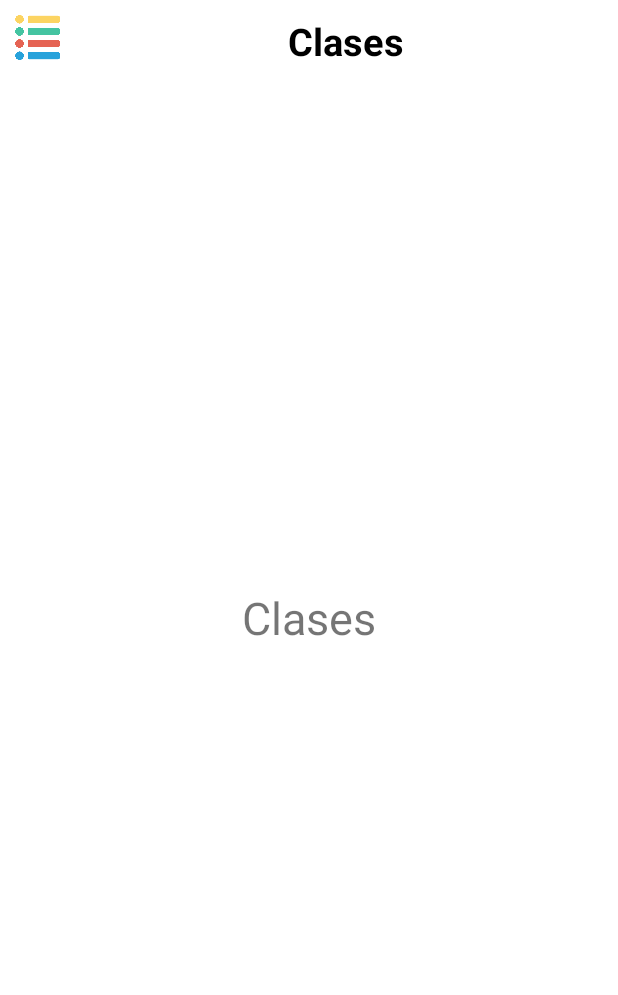
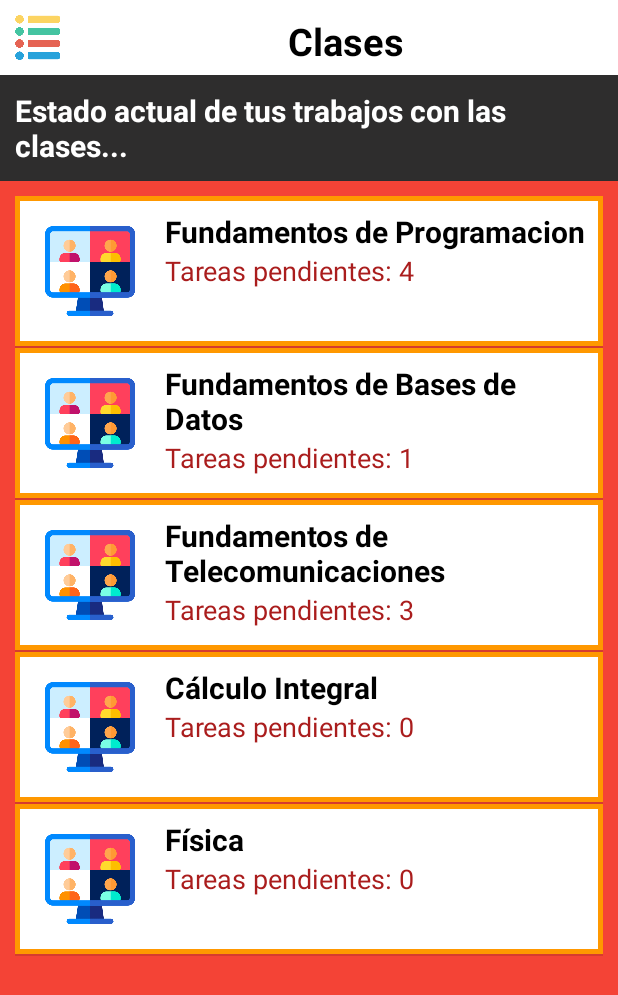
Before and after one commit to AbrahamLCodes/EstudioADistancia, an Android app: the screen it shows after launch (MainActivity), after a tap on "Clases", on a phone screen of 412 x 824 dp. Shown: the top 995 px of the screen. Run offline under Robolectric (Android 15) with nearby library versions, the phone set to English and light mode, and no system bars; 3 other taps on this screen came first.

Commit message:
Lista para Clases implementado

```diff
--- /dev/null
+++ b/app/src/main/java/android/apps/estudioadistancia/adapters/ClaseAdapter.java
@@ -0,0 +1,48 @@
+package android.apps.estudioadistancia.adapters;
+
+import android.app.Activity;
+import android.apps.estudioadistancia.R;
+import android.apps.estudioadistancia.modeldata.Clase;
+import android.content.Context;
+import android.view.View;
+import android.view.ViewGroup;
+import android.widget.ArrayAdapter;
+import android.widget.TextView;
+
+import androidx.annotation.NonNull;
+import androidx.annotation.Nullable;
+
+public class ClaseAdapter extends ArrayAdapter<Clase> {
+
+    private Clase[] objects;
+    private Context context;
+    private int resource;
+
+    public ClaseAdapter(@NonNull Context context, int resource, @NonNull Clase[] objects) {
+        super(context, resource, objects);
+
+        this.objects = objects;
+        this.context = context;
+        this.resource = resource;
+    }
+
+    @NonNull
+    @Override
+    public View getView(int position, @Nullable View convertView, @NonNull ViewGroup parent) {
+        if (convertView == null) {//Primera vez que se ejecuta la aplicación
+            convertView = ((Activity) context).getLayoutInflater().inflate(resource, parent, false);
+        }
+
+        //Declarando componentes
+        TextView nombre;
+        TextView tareas;
+
+        //Recuperando componentes
+        nombre = convertView.findViewById(R.id.titulo);
+        tareas = convertView.findViewById(R.id.tareas);
+
+        nombre.setText(objects[position].getNombre());
+        tareas.setText(tareas.getText().toString() + objects[position].getTareas());
+        return convertView;
+    }
+}
--- a/app/src/main/java/android/apps/estudioadistancia/fragments/ClasesFragment.java
+++ b/app/src/main/java/android/apps/estudioadistancia/fragments/ClasesFragment.java
@@ -1,5 +1,7 @@
 package android.apps.estudioadistancia.fragments;
 
+import android.apps.estudioadistancia.adapters.ClaseAdapter;
+import android.apps.estudioadistancia.modeldata.Clase;
 import android.os.Bundle;
 
 import androidx.annotation.NonNull;
@@ -11,9 +13,21 @@ import android.view.View;
 import android.view.ViewGroup;
 
 import android.apps.estudioadistancia.R;
+import android.widget.AdapterView;
+import android.widget.ListView;
+import android.widget.Toast;
 
 
-public class ClasesFragment extends Fragment {
+public class ClasesFragment extends Fragment implements AdapterView.OnItemClickListener {
+
+    private ListView lista;
+    private Clase[] clases = {
+            new Clase("Fundamentos de Programacion","4"),
+            new Clase("Fundamentos de Bases de Datos","1"),
+            new Clase("Fundamentos de Telecomunicaciones","3"),
+            new Clase("Cálculo Integral","0"),
+            new Clase("Física","0"),
+    };
 
     @Override
     public View onCreateView(LayoutInflater inflater, ViewGroup container,
@@ -25,5 +39,21 @@ public class ClasesFragment extends Fragment {
     @Override
     public void onViewCreated(@NonNull View view, @Nullable Bundle savedInstanceState) {
         super.onViewCreated(view, savedInstanceState);
+        initComponents(view);
+    }
+
+    @Override
+    public void onItemClick(AdapterView<?> adapterView, View view, int i, long l) {
+        Toast.makeText(getContext(), ""+i, Toast.LENGTH_SHORT).show();
+    }
+
+    private void initComponents(View v){
+        lista = v.findViewById(R.id.lista);
+        lista.setAdapter(new ClaseAdapter(
+                getContext(),
+                R.layout.adapter_clases,
+                clases
+        ));
+        lista.setOnItemClickListener(this);
     }
 }
--- a/app/src/main/java/android/apps/estudioadistancia/fragments/PendienteFragment.java
+++ b/app/src/main/java/android/apps/estudioadistancia/fragments/PendienteFragment.java
@@ -53,6 +53,11 @@ public class PendienteFragment extends Fragment implements AdapterView.OnItemCli
         initComponents(view);
     }
 
+    @Override
+    public void onItemClick(AdapterView<?> adapterView, View view, int i, long l) {
+        Toast.makeText(getContext(), ""+i, Toast.LENGTH_SHORT).show();
+    }
+
     private void initComponents(View v) {
         lista = v.findViewById(R.id.lista);
         lista.setAdapter(new PendienteAdapter(
@@ -62,9 +67,4 @@ public class PendienteFragment extends Fragment implements AdapterView.OnItemCli
         ));
         lista.setOnItemClickListener(this);
     }
-
-    @Override
-    public void onItemClick(AdapterView<?> adapterView, View view, int i, long l) {
-        Toast.makeText(getContext(), ""+i, Toast.LENGTH_SHORT).show();
-    }
 }
--- /dev/null
+++ b/app/src/main/java/android/apps/estudioadistancia/modeldata/Clase.java
@@ -0,0 +1,27 @@
+package android.apps.estudioadistancia.modeldata;
+
+public class Clase {
+
+    private String nombre, tareas;
+
+    public Clase(String nombre, String tareas) {
+        this.nombre = nombre;
+        this.tareas = tareas;
+    }
+
+    public String getNombre() {
+        return nombre;
+    }
+
+    public void setNombre(String nombre) {
+        this.nombre = nombre;
+    }
+
+    public String getTareas() {
+        return tareas;
+    }
+
+    public void setTareas(String tareas) {
+        this.tareas = tareas;
+    }
+}
--- /dev/null
+++ b/app/src/main/res/layout/adapter_clases.xml
@@ -0,0 +1,41 @@
+<?xml version="1.0" encoding="utf-8"?>
+<LinearLayout
+    xmlns:android="http://schemas.android.com/apk/res/android"
+    android:layout_width="match_parent"
+    android:layout_height="wrap_content"
+    android:orientation="horizontal"
+    android:background="@layout/shape_pendientes"
+    android:padding="10dp">
+
+    <ImageView
+        android:src="@drawable/videoconference"
+        android:layout_width="80dp"
+        android:layout_height="80dp"
+        android:padding="10dp"/>
+
+    <LinearLayout
+        android:layout_width="match_parent"
+        android:layout_height="wrap_content"
+        android:orientation="vertical">
+
+        <TextView
+            android:id="@+id/titulo"
+            android:text="Nombre de la clase"
+            android:textStyle="bold"
+            android:textColor="#000"
+            android:textSize="20sp"
+            android:layout_marginLeft="10dp"
+            android:layout_width="wrap_content"
+            android:layout_height="wrap_content"/>
+
+        <TextView
+            android:id="@+id/tareas"
+            android:text="Tareas pendientes: "
+            android:textColor="#AA1D1D"
+            android:textSize="18sp"
+            android:layout_marginLeft="10dp"
+            android:layout_width="wrap_content"
+            android:layout_height="wrap_content"/>
+
+    </LinearLayout>
+</LinearLayout>
--- a/app/src/main/res/layout/fragment_clases.xml
+++ b/app/src/main/res/layout/fragment_clases.xml
@@ -4,12 +4,23 @@
     android:layout_width="match_parent"
     android:layout_height="match_parent"
     android:orientation="vertical"
+    android:background="#F44336"
+    android:layout_marginTop="50dp"
     tools:context=".fragments.ClasesFragment">
 
     <TextView
+        android:text="Estado actual de tus trabajos con las clases..."
+        android:textColor="#fff"
+        android:textStyle="bold"
+        android:textSize="20sp"
+        android:padding="10dp"
+        android:background="#2E2D2D"
         android:layout_width="match_parent"
-        android:layout_height="match_parent"
-        android:gravity="center"
-        android:text="Clases"
-        android:textSize="30sp" />
+        android:layout_height="wrap_content"/>
+
+    <ListView
+        android:id="@+id/lista"
+        android:padding="10dp"
+        android:layout_width="match_parent"
+        android:layout_height="match_parent" />
 </LinearLayout>
```
Also changed, not shown: app/src/main/res/drawable/videoconference.png (added).
